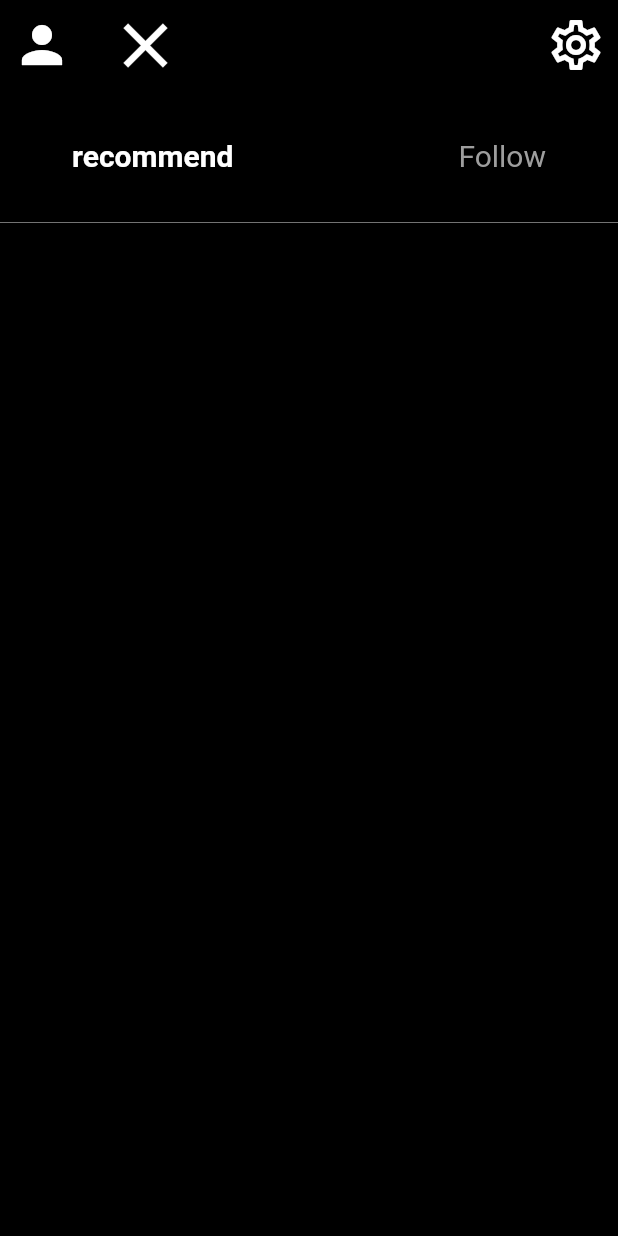
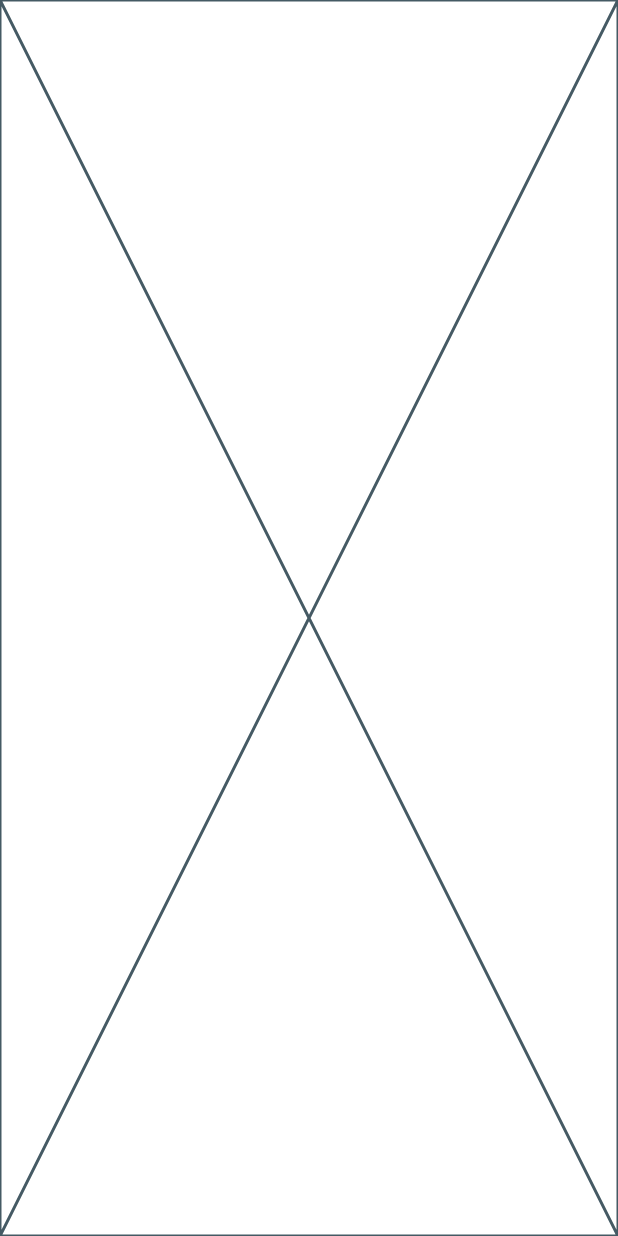
Before and after one commit to decembaek/flutter_Xtwitter_clone, a Flutter app: the screen it shows after launch, after a tap on the "person" icon, on a phone screen of 412 x 824 dp. Run offline on Flutter 3.47's test engine with Material 2 defaults, Android fonts, the phone set to English and light mode, and no system bars; our stand-ins replace firebase_auth, firebase_core; accounts and stored records are empty.

```diff
--- a/lib/screens/home_screen.dart
+++ b/lib/screens/home_screen.dart
@@ -1,4 +1,5 @@
 import 'package:flutter/material.dart';
+import 'package:twitter_clone/screens/user_screen.dart';
 
 class HomeScreen extends StatefulWidget {
   const HomeScreen({super.key});
@@ -39,7 +40,14 @@ class _HomeScreenState extends State<HomeScreen> {
         ),
         leading: IconButton(
           icon: const Icon(Icons.person),
-          onPressed: () {},
+          onPressed: () {
+            Navigator.push(
+              context,
+              MaterialPageRoute(
+                builder: (context) => const UserScreen(),
+              ),
+            );
+          },
           iconSize: 40,
         ),
         actions: [
--- /dev/null
+++ b/lib/screens/user_screen.dart
@@ -0,0 +1,10 @@
+import 'package:flutter/material.dart';
+
+class UserScreen extends StatelessWidget {
+  const UserScreen({super.key});
+
+  @override
+  Widget build(BuildContext context) {
+    return const Placeholder();
+  }
+}
```
Also changed, not shown: 3 other files.
